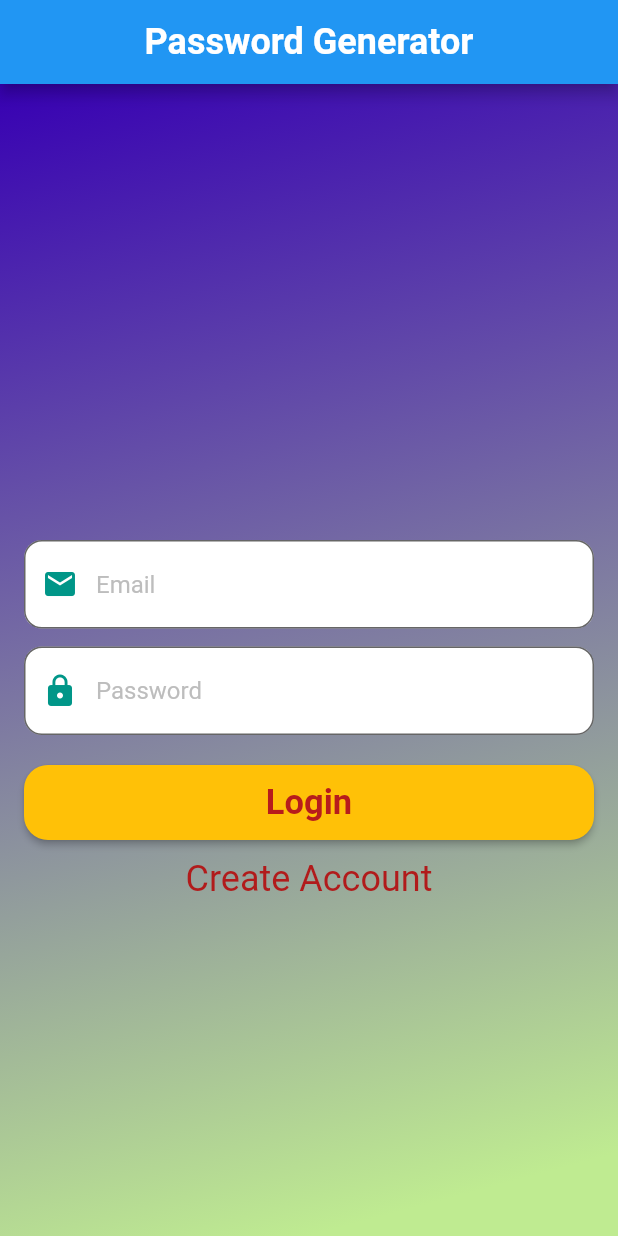
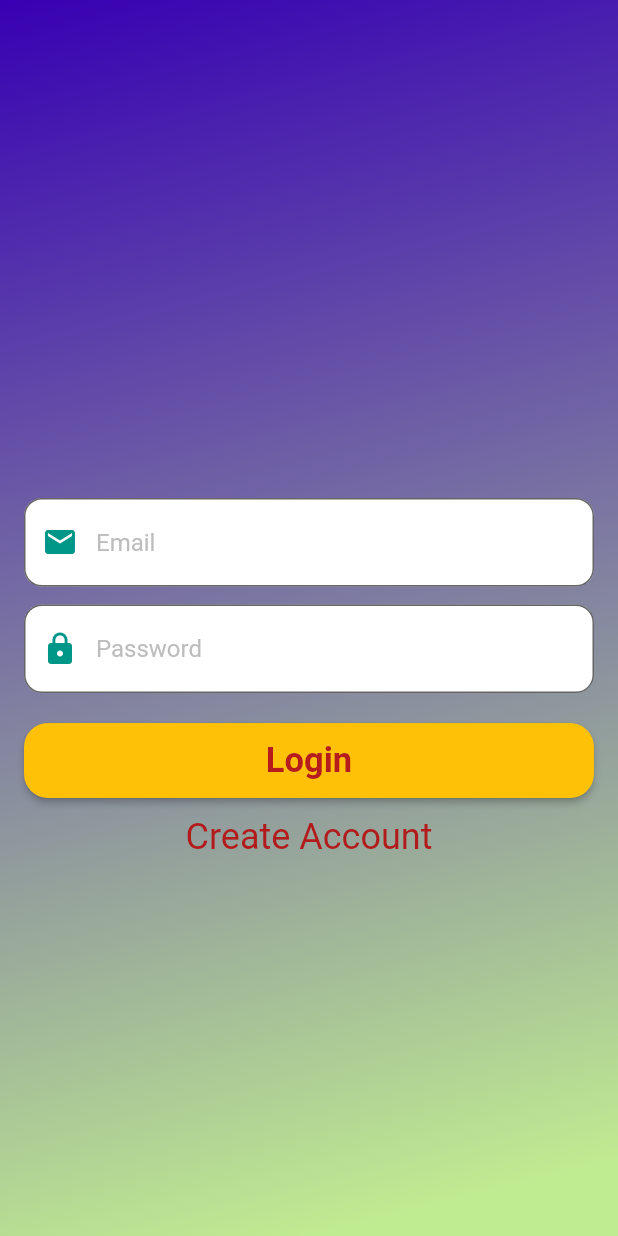
Before and after one commit to codersantoshadhikari/strong-password-, a Flutter app: the screen it shows after launch, on a phone screen of 412 x 824 dp. Run offline on Flutter 3.47's test engine with Material 2 defaults, Android fonts, the phone set to English and light mode, and no system bars.

Commit message:
mod loging page

```diff
--- a/lib/loginpage.dart
+++ b/lib/loginpage.dart
@@ -10,16 +10,16 @@ class LoginPage extends StatelessWidget {
     TextEditingController passwordController = TextEditingController();
 
     return Scaffold(
-      appBar: AppBar(
-        title: const Text(
-          "Password Generator",
-          style: TextStyle(
-            fontSize: 24,
-            fontWeight: FontWeight.bold,
-          ),
-        ),
-        centerTitle: true,
-      ),
+      // appBar: AppBar(
+      //   title: const Text(
+      //     "Password Generator",
+      //     style: TextStyle(
+      //       fontSize: 24,
+      //       fontWeight: FontWeight.bold,
+      //     ),
+      //   ),
+      //   centerTitle: true,
+      // ),
       body: Container(
         height: double.infinity,
         width: double.infinity,
```
